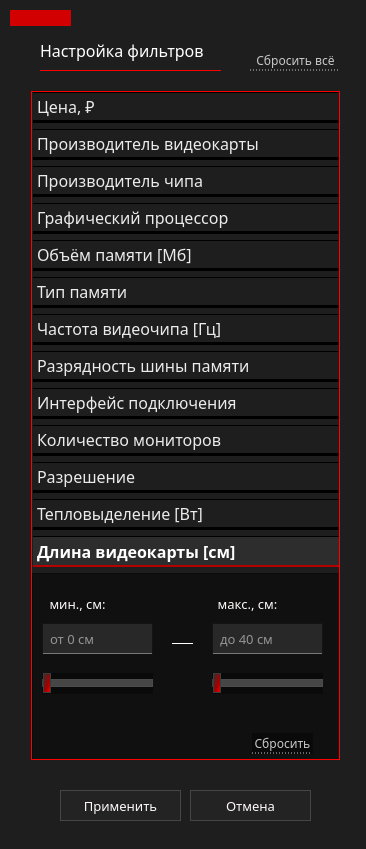
First picture: the form in ui/filter/widgetVideoFilter.ui, repository marginalprog/git_pcconf, before the edit.
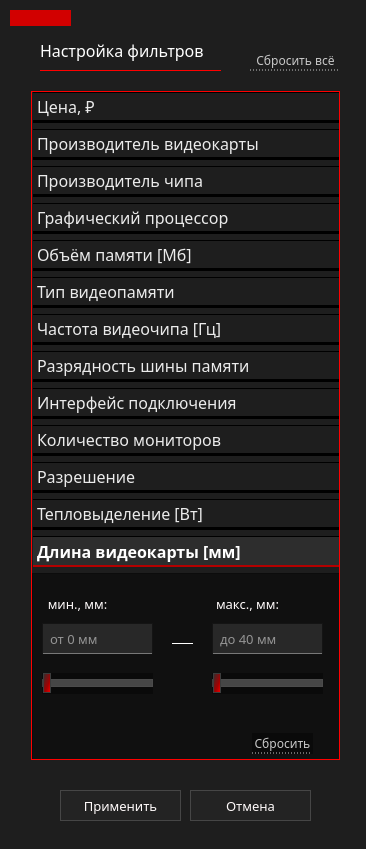
Second picture: the form after the edit. The open tabs and pages were chosen to show the change. Icons and pictures are not drawn.

```diff
--- a/ui/filter/widgetVideoFilter.ui
+++ b/ui/filter/widgetVideoFilter.ui
@@ -1755,7 +1755,7 @@
       <normaloff>../../images/down-arrow.png</normaloff>../../images/down-arrow.png</iconset>
     </attribute>
     <attribute name="label">
-     <string>Тип памяти</string>
+     <string>Тип видеопамяти</string>
     </attribute>
     <widget class="QFrame" name="frameType">
      <property name="geometry">
@@ -3926,7 +3926,7 @@
       <normaloff>../../images/down-arrow.png</normaloff>../../images/down-arrow.png</iconset>
     </attribute>
     <attribute name="label">
-     <string>Длина видеокарты [см]</string>
+     <string>Длина видеокарты [мм]</string>
     </attribute>
     <widget class="QFrame" name="framLen">
      <property name="geometry">
@@ -4103,7 +4103,7 @@
 </string>
       </property>
       <property name="text">
-       <string>макс., см:</string>
+       <string>макс., мм:</string>
       </property>
       <property name="alignment">
        <set>Qt::AlignCenter</set>
@@ -4132,7 +4132,7 @@
 </string>
       </property>
       <property name="text">
-       <string>мин., см:</string>
+       <string>мин., мм:</string>
       </property>
       <property name="alignment">
        <set>Qt::AlignCenter</set>
@@ -4247,7 +4247,7 @@
 }</string>
       </property>
       <property name="placeholderText">
-       <string>до 40 см</string>
+       <string>до 40 мм</string>
       </property>
      </widget>
      <widget class="QLineEdit" name="leMinLen">
@@ -4280,7 +4280,7 @@
 }</string>
       </property>
       <property name="placeholderText">
-       <string>от 0 см</string>
+       <string>от 0 мм</string>
       </property>
      </widget>
     </widget>
```
Left out of the diff: 2 changed lines with no effect on the pictures.
